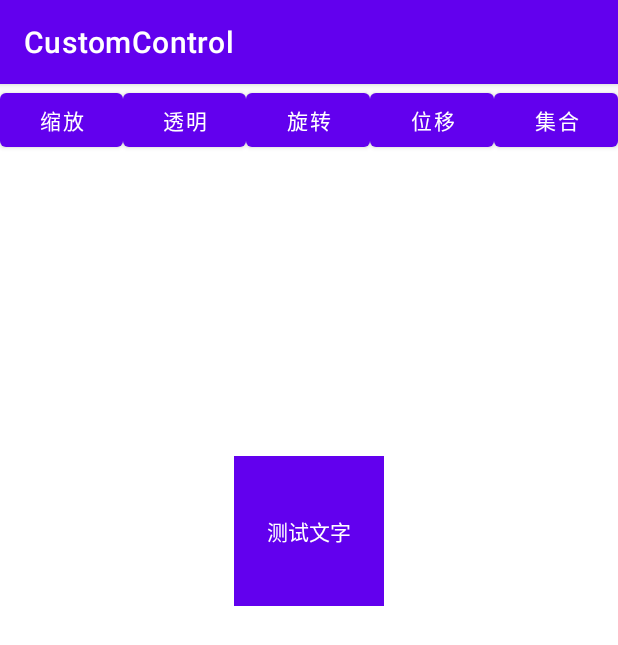
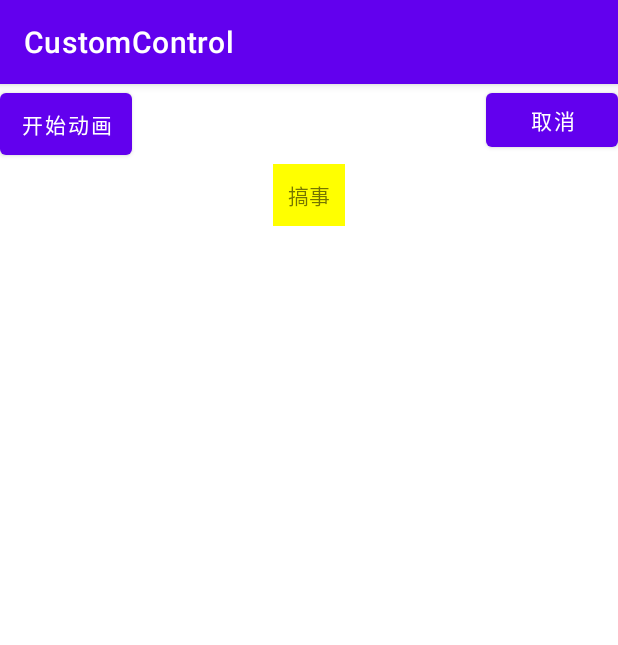
Before and after one commit to neimengwuyanzu/CustomControl, an Android app: the screen it shows after launch (MainActivity before the commit, ValueAnimActivity after it), on a phone screen of 412 x 824 dp. Shown: the top 645 px of the screen. Run offline under Robolectric (Android 15) with nearby library versions, the phone set to English and light mode, and no system bars.

Commit message:
看到了Evaluator

```diff
--- a/app/src/main/java/com/customcontrol/zydev/MainActivity.kt
+++ b/app/src/main/java/com/customcontrol/zydev/MainActivity.kt
@@ -2,21 +2,30 @@ package com.customcontrol.zydev
 
 import androidx.appcompat.app.AppCompatActivity
 import android.os.Bundle
+import android.view.animation.AccelerateDecelerateInterpolator
+import android.view.animation.Animation
 import android.view.animation.AnimationUtils
+import android.view.animation.ScaleAnimation
 import kotlinx.android.synthetic.main.activity_main.*
 
 class MainActivity : AppCompatActivity() {
     override fun onCreate(savedInstanceState: Bundle?) {
         super.onCreate(savedInstanceState)
         setContentView(R.layout.activity_main)
-        val scaleAnimation = AnimationUtils.loadAnimation(this, R.anim.scaleanim)
+        //从XML文件导入的方式
+//        val scaleAnimation = AnimationUtils.loadAnimation(this, R.anim.scaleanim)
         val alphaAnimation = AnimationUtils.loadAnimation(this, R.anim.alphaanim)
         val rotateAnimation = AnimationUtils.loadAnimation(this, R.anim.rotateanim)
         val translateAnimation = AnimationUtils.loadAnimation(this, R.anim.translateanim)
         val setAnimation = AnimationUtils.loadAnimation(this, R.anim.setanim)
+        //代码动态生成的方式
+//        var scaleAnimation:ScaleAnimation(0.5f,1.4f,0.5f,1.4f)
         //缩放
         scaleAnimBtn.setOnClickListener {
-            tv.startAnimation(scaleAnimation)
+//            scaleAnimation.setInterpolator(this,android.R.anim.accelerate_decelerate_interpolator)
+//            tv.startAnimation(scaleAnimation)
+            tv.startAnimation(ScaleAnimation(0.0f,1.4f,0.0f,1.4f,Animation.RELATIVE_TO_SELF,0.5f,Animation.RELATIVE_TO_SELF,0.5f))
+
         }
         //透明度
         alphaAnimBtn.setOnClickListener {
--- /dev/null
+++ b/app/src/main/java/com/customcontrol/zydev/ValueAnimActivity.java
@@ -0,0 +1,94 @@
+package com.customcontrol.zydev;
+
+import androidx.appcompat.app.AppCompatActivity;
+
+import android.animation.Animator;
+import android.animation.ValueAnimator;
+import android.os.Bundle;
+import android.util.Log;
+import android.view.View;
+import android.view.animation.Animation;
+import android.view.animation.BounceInterpolator;
+import android.view.animation.TranslateAnimation;
+import android.widget.Button;
+import android.widget.TextView;
+import android.widget.Toast;
+
+public class ValueAnimActivity extends AppCompatActivity {
+
+    private TextView tv;
+    private Button btn;
+    private Button cancelBtn;
+    private ValueAnimator animator;
+
+    @Override
+    protected void onCreate(Bundle savedInstanceState) {
+        super.onCreate(savedInstanceState);
+        setContentView(R.layout.activity_value_anim);
+        tv = findViewById(R.id.tv);
+        btn = findViewById(R.id.btn);
+        cancelBtn = findViewById(R.id.cancel);
+
+
+
+
+        btn.setOnClickListener(view -> {
+//            TranslateAnimation animation = new TranslateAnimation(Animation.ABSOLUTE,0,Animation.ABSOLUTE,400,
+//                    Animation.ABSOLUTE,0,Animation.ABSOLUTE,400);
+//            animation.setFillAfter(true);
+//            animation.setDuration(1000);
+//            tv.startAnimation(animation);
+            animator = doAnimation();
+        });
+
+        cancelBtn.setOnClickListener(view -> {
+            animator.cancel();
+            animator.removeAllListeners();
+        });
+
+        tv.setOnClickListener(view -> {
+            Toast.makeText(this,"点击",Toast.LENGTH_SHORT).show();
+        });
+    }
+
+    private ValueAnimator doAnimation() {
+        animator = ValueAnimator.ofInt(100,400);
+        animator.setDuration(1000);
+        animator.addUpdateListener(animation -> {
+            //返回值的公式当前的值 = 100 + （400 - 100）* 显示进度
+            int curValue = (int)animation.getAnimatedValue();
+            //left,top,right,bottom这四个点的坐标
+            tv.layout(tv.getLeft(),curValue,tv.getRight(),curValue+tv.getHeight());
+        });
+        animator.addListener(new Animator.AnimatorListener() {
+            @Override
+            public void onAnimationStart(Animator animator) {
+                Log.d("zyzyzy", "onAnimationStart: ");
+            }
+
+            @Override
+            public void onAnimationEnd(Animator animator) {
+                Log.d("zyzyzy", "onAnimationEnd: ");
+            }
+
+            @Override
+            public void onAnimationCancel(Animator animator) {
+                Log.d("zyzyzy", "onAnimationCancel: ");
+            }
+
+            @Override
+            public void onAnimationRepeat(Animator animator) {
+                Log.d("zyzyzy", "onAnimationRepeat: ");
+            }
+        });
+        /**
+         * ValueAnimation.RESTART表示正序重新开始，
+         * ValueAnimation.REVERSE表示倒序重新开始
+         */
+        animator.setRepeatMode(ValueAnimator.REVERSE);
+        animator.setRepeatCount(ValueAnimator.INFINITE);
+        animator.setInterpolator(new MyInterploator());
+        animator.start();
+        return animator;
+    }
+}
--- /dev/null
+++ b/app/src/main/res/layout/activity_value_anim.xml
@@ -0,0 +1,33 @@
+<?xml version="1.0" encoding="utf-8"?>
+<RelativeLayout xmlns:android="http://schemas.android.com/apk/res/android"
+    xmlns:app="http://schemas.android.com/apk/res-auto"
+    xmlns:tools="http://schemas.android.com/tools"
+    android:layout_width="match_parent"
+    android:layout_height="match_parent"
+    android:orientation="vertical"
+    tools:context=".ValueAnimActivity">
+
+    <Button
+        android:id="@+id/btn"
+        android:padding="10dp"
+        android:text="开始动画"
+        android:layout_width="wrap_content"
+        android:layout_height="wrap_content"/>
+
+    <Button
+        android:text="取消"
+        android:id="@+id/cancel"
+        android:layout_alignParentRight="true"
+        android:layout_width="wrap_content"
+        android:layout_height="wrap_content"/>
+
+    <TextView
+        android:id="@+id/tv"
+        android:layout_centerHorizontal="true"
+        android:layout_width="wrap_content"
+        android:layout_height="wrap_content"
+        android:layout_below="@id/btn"
+        android:background="#ff0"
+        android:padding="10dp"
+        android:text="搞事" />
+</RelativeLayout>
```
Also changed, not shown: app/src/main/AndroidManifest.xml (+18 -2 lines), app/src/main/java/com/customcontrol/zydev/AnimActivity.java (added, +103 -0 lines), app/src/main/java/com/customcontrol/zydev/MyInterploator.java (added, +24 -0 lines), app/src/main/res/anim/scaleanim.xml (+11 -1 lines), app/src/main/res/layout/activity_anim.xml (added, +59 -0 lines).
